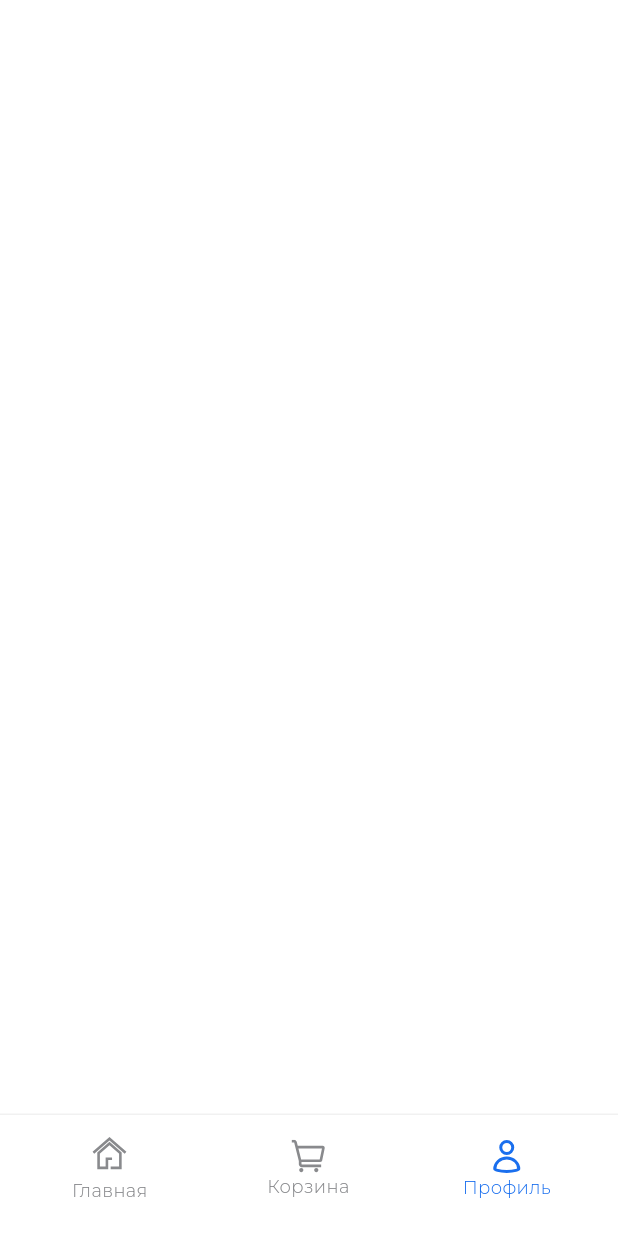
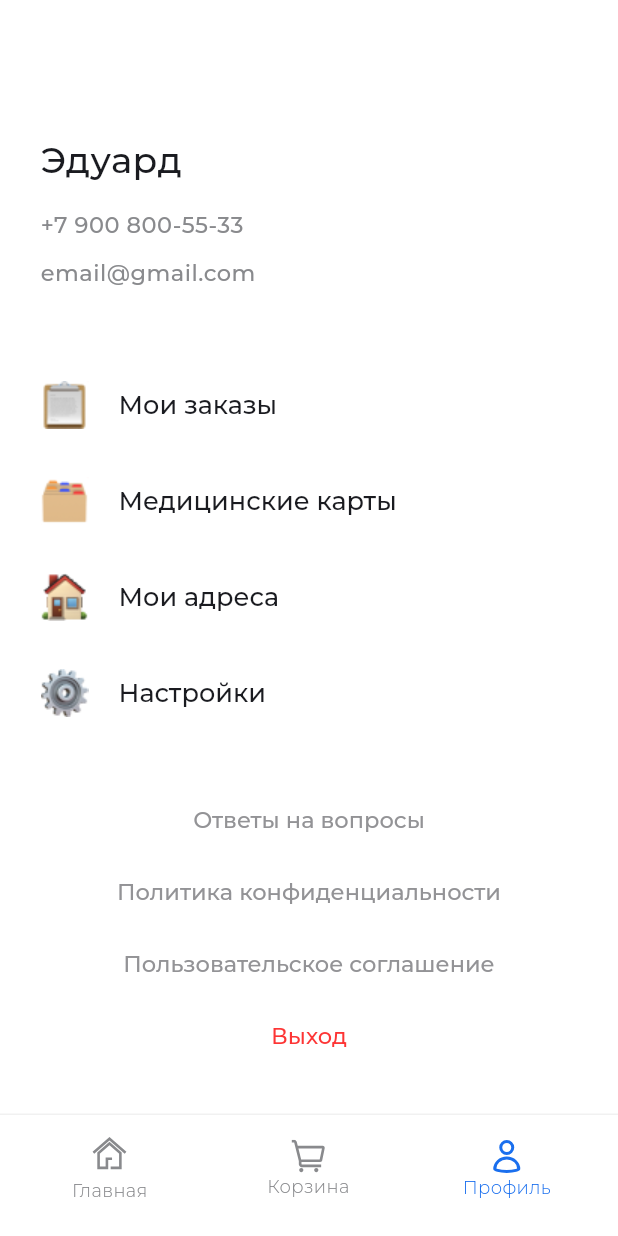
Before and after one commit to DaniilStolyarov/pks_sem5_p7, a Flutter app: the screen it shows after launch, item 3 of the bottom bar chosen, on a phone screen of 412 x 824 dp. Run offline on Flutter 3.47's test engine with Material 3 defaults, Android fonts, the phone set to English and light mode, and no system bars; our stand-ins replace flutter_svg; project files that could hold a hidden picture were left out.

Commit message:
before adding interactivity

```diff
--- /dev/null
+++ b/med_app/med_app/lib/components/profile_menu_item.dart
@@ -0,0 +1,31 @@
+import 'package:flutter/material.dart';
+
+class ProfileMenuItem extends StatelessWidget {
+  ProfileMenuItem({
+    super.key,
+    required this.iconAssetPath,
+    required this.label
+  });
+  String iconAssetPath;
+  String label;
+  @override
+  Widget build(BuildContext context) {
+    return SizedBox(
+      height: 64,
+      width: double.infinity,
+      child: Row(
+        children: [
+          Image.asset(iconAssetPath),
+          SizedBox(width: 20,),
+          Text(label, style: TextStyle(
+            fontFamily: "Montserrat",
+            fontSize: 17,
+            height: 24/17,
+            fontWeight: FontWeight.w400,
+            letterSpacing: 0
+          ),)
+        ],
+      ),
+    );
+  }
+}
--- a/med_app/med_app/lib/pages/profile.dart
+++ b/med_app/med_app/lib/pages/profile.dart
@@ -1,4 +1,5 @@
 import 'package:flutter/material.dart';
+import 'package:med_app/components/profile_menu_item.dart';
 class ProfilePage extends StatefulWidget{
   ProfilePage({super.key});
   @override
@@ -13,6 +14,107 @@ class _ProfilePageState extends State<ProfilePage> {
     // TODO: implement build
     return Scaffold(
       backgroundColor: Theme.of(context).canvasColor,
+      body: Column(
+        crossAxisAlignment: CrossAxisAlignment.start,
+        children: [
+          Container(
+            margin: const EdgeInsets.only(left: 27, top: 92),
+            child: const Text(
+                "Эдуард",
+                style: TextStyle(
+                    fontFamily: "Montserrat",
+                    fontWeight: FontWeight.w500,
+                    fontSize: 24,
+                    height: 28 / 24,
+                    letterSpacing: 0.33),
+              ),
+          ),
+          Container(
+            margin: const EdgeInsets.only(left: 27, top: 22),
+            child: const Text(
+                "+7 900 800-55-33",
+                style: TextStyle(
+                    fontFamily: "Montserrat",
+                    fontWeight: FontWeight.w500,
+                    fontSize: 15,
+                    height: 16 / 15,
+                    color: Color(0xFF898A8D),
+                    letterSpacing: 0.33),
+              ),
+          ),Container(
+            margin: const EdgeInsets.only(left: 27, top: 16),
+            child: const Text(
+                "email@gmail.com",
+                style: TextStyle(
+                    fontFamily: "Montserrat",
+                    fontWeight: FontWeight.w500,
+                    fontSize: 15,
+                    height: 16 / 15,
+                    color: Color(0xFF898A8D),
+                    letterSpacing: 0.33),
+              ),
+          ),
+          SizedBox(height: 48,),
+          Container(
+            padding: EdgeInsets.only(left: 27, right: 28),
+            child: Column(
+              children: [
+                ProfileMenuItem(label: "Мои заказы", iconAssetPath: "assets/icons/order.png"),
+                ProfileMenuItem(label: "Медицинские карты", iconAssetPath: "assets/icons/cards.png"),
+                ProfileMenuItem(label: "Мои адреса", iconAssetPath: "assets/icons/adress.png"),
+                ProfileMenuItem(label: "Настройки", iconAssetPath: "assets/icons/settings.png"),
+              ],
+            ),
+          ),
+          Expanded(
+            child: Column(
+              mainAxisAlignment: MainAxisAlignment.center,
+              crossAxisAlignment: CrossAxisAlignment.center,
+              children: [
+                Container(
+                  width: double.infinity,
+                  child: Column(
+                    crossAxisAlignment: CrossAxisAlignment.center,
+                    children: [
+                      ProfileBottomMenuItem(label: "Ответы на вопросы"),
+                      ProfileBottomMenuItem(label: "Политика конфиденциальности"),
+                      ProfileBottomMenuItem(label: "Пользовательское соглашение"),
+                      ProfileBottomMenuItem(label: "Выход",color: Color(0xFFFD3535),),
+
+                    ],
+                  ),
+                ),
+              ],
+            ),
+          )
+        ],
+      ),
     );
   }
 }
+
+class ProfileBottomMenuItem extends StatelessWidget {
+  ProfileBottomMenuItem({
+    super.key,
+    required this.label,
+    this.color
+  });
+  String label;
+  Color? color;
+  @override
+  Widget build(BuildContext context) {
+    return TextButton(
+      style: TextButton.styleFrom(
+        foregroundColor: color ?? Color(0xFF939396),
+        textStyle: TextStyle(
+          fontFamily: "Montserrat",
+          fontSize: 15,
+          height: 20/15,
+          letterSpacing: 0,
+        )
+      ),
+      onPressed: () {},
+      child: Text(label),
+    );
+  }
+}
```
Also changed, not shown: med_app/med_app/assets/icons/adress.png (added), med_app/med_app/assets/icons/adress.svg (added), med_app/med_app/assets/icons/cards.png (added), med_app/med_app/assets/icons/cards.svg (added), med_app/med_app/assets/icons/order.png (added), med_app/med_app/assets/icons/order.svg (added), med_app/med_app/assets/icons/settings.png (added), med_app/med_app/assets/icons/settings.svg (added).
